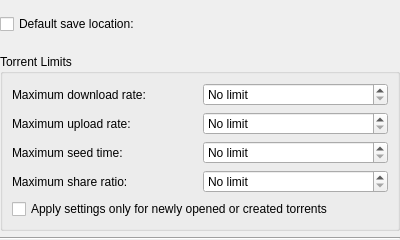
This is ktorrent/groups/grouppolicydlg.ui in KDE/ktorrent as Qt 5 draws it before an edit. The edited form follows.
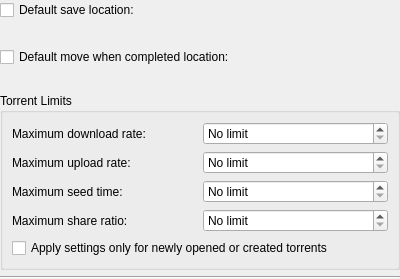
This is the edited form. Custom widgets are drawn as their Qt base class.

Commit message: Add default move on completion location to group policy

```diff
--- a/ktorrent/groups/grouppolicydlg.ui
+++ b/ktorrent/groups/grouppolicydlg.ui
@@ -1,85 +1,90 @@
 <ui version="4.0" >
  <class>GroupPolicyDlg</class>
- <widget class="QWidget" name="GroupPolicyDlg" >
-  <property name="geometry" >
+ <widget class="QWidget" name="GroupPolicyDlg">
+  <property name="geometry">
    <rect>
     <x>0</x>
     <y>0</y>
     <width>400</width>
-    <height>240</height>
+    <height>279</height>
    </rect>
   </property>
   <property name="windowTitle" >
    <string>Dialog</string>
   </property>
-  <layout class="QVBoxLayout" >
-   <property name="leftMargin" >
+  <layout class="QVBoxLayout" name="verticalLayout">
+   <property name="margin">
     <number>0</number>
    </property>
-   <property name="topMargin" >
-    <number>0</number>
-   </property>
-   <property name="rightMargin" >
-    <number>0</number>
-   </property>
-   <property name="bottomMargin" >
-    <number>0</number>
-   </property>
    <item>
-    <layout class="QHBoxLayout" >
-     <item>
-      <widget class="QCheckBox" name="m_default_location_enabled" >
-       <property name="toolTip" >
-        <string>&lt;html>&lt;head>&lt;meta name="qrichtext" content="1" />&lt;style type="text/css">
+    <widget class="QCheckBox" name="m_default_location_enabled">
+     <property name="toolTip">
+      <string>&lt;html&gt;&lt;head&gt;&lt;meta name=&quot;qrichtext&quot; content=&quot;1&quot; /&gt;&lt;style type=&quot;text/css&quot;&gt;
 p, li { white-space: pre-wrap; }
-&lt;/style>&lt;/head>&lt;body style=" font-family:'Bitstream Vera Sans'; font-size:8pt; font-weight:400; font-style:normal;">
-&lt;p style=" margin-top:0px; margin-bottom:0px; margin-left:0px; margin-right:0px; -qt-block-indent:0; text-indent:0px;">Default save location for torrents from this group. &lt;/p>
-&lt;p style="-qt-paragraph-type:empty; margin-top:0px; margin-bottom:0px; margin-left:0px; margin-right:0px; -qt-block-indent:0; text-indent:0px;">&lt;/p>
-&lt;p style=" margin-top:0px; margin-bottom:0px; margin-left:0px; margin-right:0px; -qt-block-indent:0; text-indent:0px;">&lt;span style=" font-weight:600;">Note:&lt;/span> This is only used in the file selection dialog, when you change the group, the download location in the dialog will be set to this. You can still override it, if you want to. &lt;/p>&lt;/body>&lt;/html></string>
-       </property>
-       <property name="text" >
-        <string>Default save location:</string>
-       </property>
-      </widget>
-     </item>
-     <item>
-      <widget class="KUrlRequester" name="m_default_location" >
-       <property name="toolTip" >
-        <string>&lt;html>&lt;head>&lt;meta name="qrichtext" content="1" />&lt;style type="text/css">
+&lt;/style&gt;&lt;/head&gt;&lt;body style=&quot; font-family:'Bitstream Vera Sans'; font-size:8pt; font-weight:400; font-style:normal;&quot;&gt;
+&lt;p style=&quot; margin-top:0px; margin-bottom:0px; margin-left:0px; margin-right:0px; -qt-block-indent:0; text-indent:0px;&quot;&gt;Default save location for torrents from this group. &lt;/p&gt;
+&lt;p style=&quot;-qt-paragraph-type:empty; margin-top:0px; margin-bottom:0px; margin-left:0px; margin-right:0px; -qt-block-indent:0; text-indent:0px;&quot;&gt;&lt;/p&gt;
+&lt;p style=&quot; margin-top:0px; margin-bottom:0px; margin-left:0px; margin-right:0px; -qt-block-indent:0; text-indent:0px;&quot;&gt;&lt;span style=&quot; font-weight:600;&quot;&gt;Note:&lt;/span&gt; This is only used in the file selection dialog, when you change the group, the download location in the dialog will be set to this. You can still override it, if you want to. &lt;/p&gt;&lt;/body&gt;&lt;/html&gt;</string>
+     </property>
+     <property name="text">
+      <string>Default save location:</string>
+     </property>
+    </widget>
+   </item>
+   <item>
+    <widget class="KUrlRequester" name="m_default_location">
+     <property name="toolTip">
+      <string>&lt;html&gt;&lt;head&gt;&lt;meta name=&quot;qrichtext&quot; content=&quot;1&quot; /&gt;&lt;style type=&quot;text/css&quot;&gt;
 p, li { white-space: pre-wrap; }
-&lt;/style>&lt;/head>&lt;body style=" font-family:'Bitstream Vera Sans'; font-size:8pt; font-weight:400; font-style:normal;">
-&lt;p style=" margin-top:0px; margin-bottom:0px; margin-left:0px; margin-right:0px; -qt-block-indent:0; text-indent:0px;">Default save location for torrents from this group. &lt;/p>
-&lt;p style="-qt-paragraph-type:empty; margin-top:0px; margin-bottom:0px; margin-left:0px; margin-right:0px; -qt-block-indent:0; text-indent:0px;">&lt;/p>
-&lt;p style=" margin-top:0px; margin-bottom:0px; margin-left:0px; margin-right:0px; -qt-block-indent:0; text-indent:0px;">&lt;span style=" font-weight:600;">Note: &lt;/span>This is only used in the file selection dialog, when you change the group, the download location in the dialog will be set to this. You can still override it, if you want to.&lt;/p>&lt;/body>&lt;/html></string>
-       </property>
-      </widget>
-     </item>
-    </layout>
+&lt;/style&gt;&lt;/head&gt;&lt;body style=&quot; font-family:'Bitstream Vera Sans'; font-size:8pt; font-weight:400; font-style:normal;&quot;&gt;
+&lt;p style=&quot; margin-top:0px; margin-bottom:0px; margin-left:0px; margin-right:0px; -qt-block-indent:0; text-indent:0px;&quot;&gt;Default save location for torrents from this group. &lt;/p&gt;
+&lt;p style=&quot;-qt-paragraph-type:empty; margin-top:0px; margin-bottom:0px; margin-left:0px; margin-right:0px; -qt-block-indent:0; text-indent:0px;&quot;&gt;&lt;/p&gt;
+&lt;p style=&quot; margin-top:0px; margin-bottom:0px; margin-left:0px; margin-right:0px; -qt-block-indent:0; text-indent:0px;&quot;&gt;&lt;span style=&quot; font-weight:600;&quot;&gt;Note: &lt;/span&gt;This is only used in the file selection dialog, when you change the group, the download location in the dialog will be set to this. You can still override it, if you want to.&lt;/p&gt;&lt;/body&gt;&lt;/html&gt;</string>
+     </property>
+    </widget>
    </item>
    <item>
-    <widget class="QGroupBox" name="groupBox" >
-     <property name="toolTip" >
-      <string>&lt;html>&lt;head>&lt;meta name="qrichtext" content="1" />&lt;style type="text/css">
+    <widget class="QCheckBox" name="m_default_move_on_completion_enabled">
+     <property name="text">
+      <string>Default move when completed location:</string>
+     </property>
+    </widget>
+   </item>
+   <item>
+    <widget class="KUrlRequester" name="m_default_move_on_completion_location">
+     <property name="toolTip">
+      <string>&lt;!DOCTYPE HTML PUBLIC &quot;-//W3C//DTD HTML 4.0//EN&quot; &quot;http://www.w3.org/TR/REC-html40/strict.dtd&quot;&gt;
+&lt;html&gt;&lt;head&gt;&lt;meta name=&quot;qrichtext&quot; content=&quot;1&quot; /&gt;&lt;style type=&quot;text/css&quot;&gt;
 p, li { white-space: pre-wrap; }
 &lt;/style>&lt;/head>&lt;body style=" font-family:'Bitstream Vera Sans'; font-size:8pt; font-weight:400; font-style:normal;">
 &lt;p style=" margin-top:0px; margin-bottom:0px; margin-left:0px; margin-right:0px; -qt-block-indent:0; text-indent:0px;">Default settings for torrents which are added to the group.&lt;/p>&lt;/body>&lt;/html></string>
      </property>
-     <property name="title" >
+    </widget>
+   </item>
+   <item>
+    <widget class="QGroupBox" name="groupBox">
+     <property name="toolTip">
+      <string>&lt;html&gt;&lt;head&gt;&lt;meta name=&quot;qrichtext&quot; content=&quot;1&quot; /&gt;&lt;style type=&quot;text/css&quot;&gt;
+p, li { white-space: pre-wrap; }
+&lt;/style&gt;&lt;/head&gt;&lt;body style=&quot; font-family:'Bitstream Vera Sans'; font-size:8pt; font-weight:400; font-style:normal;&quot;&gt;
+&lt;p style=&quot; margin-top:0px; margin-bottom:0px; margin-left:0px; margin-right:0px; -qt-block-indent:0; text-indent:0px;&quot;&gt;Default settings for torrents which are added to the group.&lt;/p&gt;&lt;/body&gt;&lt;/html&gt;</string>
+     </property>
+     <property name="title">
       <string>Torrent Limits</string>
      </property>
-     <layout class="QVBoxLayout" >
+     <layout class="QVBoxLayout">
       <item>
-       <layout class="QGridLayout" >
-        <item row="0" column="0" >
-         <widget class="QLabel" name="label" >
-          <property name="text" >
+       <layout class="QGridLayout">
+        <item row="0" column="0">
+         <widget class="QLabel" name="label">
+          <property name="text">
            <string>Maximum download rate:</string>
           </property>
          </widget>
         </item>
-        <item row="0" column="1" >
-         <widget class="QSpinBox" name="m_max_download_rate" >
-          <property name="specialValueText" >
+        <item row="0" column="1">
+         <widget class="QSpinBox" name="m_max_download_rate">
+          <property name="specialValueText">
            <string>No limit</string>
           </property>
           <property name="suffix" >
@@ -90,16 +95,16 @@
           </property>
          </widget>
         </item>
-        <item row="1" column="0" >
-         <widget class="QLabel" name="label_2" >
-          <property name="text" >
+        <item row="1" column="0">
+         <widget class="QLabel" name="label_2">
+          <property name="text">
            <string>Maximum upload rate:</string>
           </property>
          </widget>
         </item>
-        <item row="1" column="1" >
-         <widget class="QSpinBox" name="m_max_upload_rate" >
-          <property name="specialValueText" >
+        <item row="1" column="1">
+         <widget class="QSpinBox" name="m_max_upload_rate">
+          <property name="specialValueText">
            <string>No limit</string>
           </property>
           <property name="suffix" >
@@ -110,16 +115,16 @@
           </property>
          </widget>
         </item>
-        <item row="2" column="0" >
-         <widget class="QLabel" name="label_3" >
-          <property name="text" >
+        <item row="2" column="0">
+         <widget class="QLabel" name="label_3">
+          <property name="text">
            <string>Maximum seed time:</string>
           </property>
          </widget>
         </item>
-        <item row="2" column="1" >
-         <widget class="QDoubleSpinBox" name="m_max_seed_time" >
-          <property name="specialValueText" >
+        <item row="2" column="1">
+         <widget class="QDoubleSpinBox" name="m_max_seed_time">
+          <property name="specialValueText">
            <string>No limit</string>
           </property>
           <property name="suffix" >
@@ -133,16 +138,16 @@
           </property>
          </widget>
         </item>
-        <item row="3" column="0" >
-         <widget class="QLabel" name="label_4" >
-          <property name="text" >
+        <item row="3" column="0">
+         <widget class="QLabel" name="label_4">
+          <property name="text">
            <string>Maximum share ratio:</string>
           </property>
          </widget>
         </item>
-        <item row="3" column="1" >
-         <widget class="QDoubleSpinBox" name="m_max_share_ratio" >
-          <property name="specialValueText" >
+        <item row="3" column="1">
+         <widget class="QDoubleSpinBox" name="m_max_share_ratio">
+          <property name="specialValueText">
            <string>No limit</string>
           </property>
           <property name="maximum" >
@@ -156,9 +161,9 @@
        </layout>
       </item>
       <item>
-       <widget class="QCheckBox" name="m_only_new" >
-        <property name="toolTip" >
-         <string>&lt;html>&lt;head>&lt;meta name="qrichtext" content="1" />&lt;style type="text/css">
+       <widget class="QCheckBox" name="m_only_new">
+        <property name="toolTip">
+         <string>&lt;html&gt;&lt;head&gt;&lt;meta name=&quot;qrichtext&quot; content=&quot;1&quot; /&gt;&lt;style type=&quot;text/css&quot;&gt;
 p, li { white-space: pre-wrap; }
 &lt;/style>&lt;/head>&lt;body style=" font-family:'Bitstream Vera Sans'; font-size:8pt; font-weight:400; font-style:normal;">
 &lt;p style=" margin-top:0px; margin-bottom:0px; margin-left:0px; margin-right:0px; -qt-block-indent:0; text-indent:0px;">When this is enabled, these settings will only be applied when a torrent is added to the group in the file selection dialog or the torrent creation dialog.&lt;/p>
@@ -174,8 +179,8 @@
     </widget>
    </item>
    <item>
-    <widget class="Line" name="line" >
-     <property name="orientation" >
+    <widget class="Line" name="line">
+     <property name="orientation">
       <enum>Qt::Horizontal</enum>
      </property>
     </widget>
```
Left out of the diff: 63 changed lines with no effect on the pictures. The commit also changes 7 other files.
